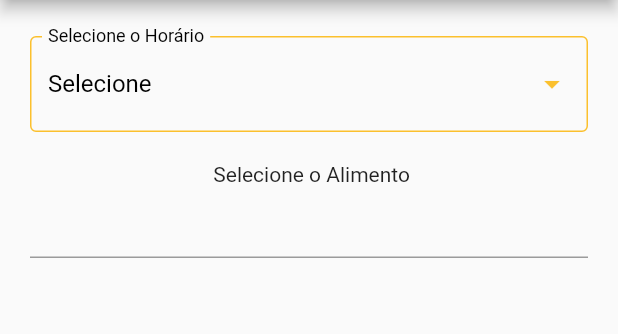
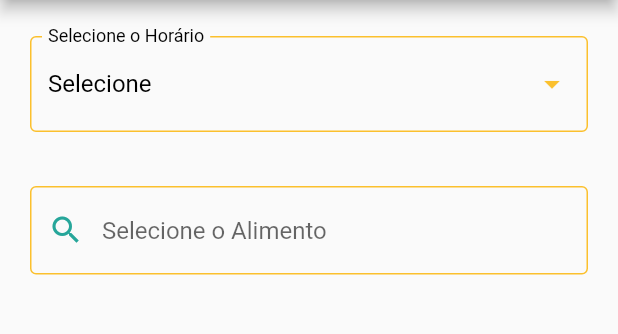
Before and after one commit to Juscimara/app_tcc_diarioeletronico, a Flutter app: the MealsScreen screen opened directly, on a phone screen of 412 x 824 dp, the part 84-418 px from its top. Run offline on Flutter 3.47's test engine with Material 2 defaults, Android fonts, the phone set to English and light mode, and no system bars; our stand-ins replace cloud_firestore, firebase_auth, firebase_core; accounts and stored records are empty; Roboto replaces fonts that are missing (Poppins).

Commit message:
Tela Refeição - Atualizada

```diff
--- a/lib/screens/meals_screen.dart
+++ b/lib/screens/meals_screen.dart
@@ -6,6 +6,7 @@ import 'package:app_tcc_diarioeletronico/models/foodView.dart';
 import 'package:app_tcc_diarioeletronico/models/foods.dart';
 import 'package:app_tcc_diarioeletronico/models/meals.dart';
 import 'package:app_tcc_diarioeletronico/repositorys/foods_repository.dart';
+import 'package:app_tcc_diarioeletronico/screens/home_screen.dart';
 import 'package:app_tcc_diarioeletronico/services/firestore_service.dart';
 import 'package:flutter/material.dart';
 import 'package:intl/intl.dart';
@@ -24,7 +25,7 @@ class _RefeicaoState extends State<MealsScreen> {
   bool show = false;
   TextEditingController dropdownValue = TextEditingController();
   TextEditingController qtdController = TextEditingController(text: '1');
-  TextEditingValue textEditingValue = new TextEditingValue();
+  TextEditingController textEditingValue = new TextEditingController();
 
   static final DateTime now = DateTime.now();
   static final DateFormat formatter = DateFormat('dd/MM/yyyy');
@@ -59,7 +60,7 @@ class _RefeicaoState extends State<MealsScreen> {
               text: "Selecione o Horário",
               controller: dropdownValue,
             ),
-            Text("\n Selecione o Alimento"),
+            Text("\n"),
             Autocomplete<String>(
               optionsBuilder: (textEditingValue) {
                 if (textEditingValue.text == '') {
@@ -75,6 +76,31 @@ class _RefeicaoState extends State<MealsScreen> {
                   show = true;
                   foodSelected = selection;
                 });
+              },
+              fieldViewBuilder:
+                  (context, controller, focusNode, onEditingComplete) {
+                this.textEditingValue = controller;
+                return TextField(
+                  controller: controller,
+                  focusNode: focusNode,
+                  onEditingComplete: onEditingComplete,
+                  decoration: InputDecoration(
+                    border: OutlineInputBorder(
+                      borderRadius: BorderRadius.circular(4),
+                      borderSide: BorderSide(color: Colors.yellow[700]),
+                    ),
+                    focusedBorder: OutlineInputBorder(
+                      borderRadius: BorderRadius.circular(4),
+                      borderSide: BorderSide(color: Colors.yellow[700]),
+                    ),
+                    enabledBorder: OutlineInputBorder(
+                      borderRadius: BorderRadius.circular(4),
+                      borderSide: BorderSide(color: Colors.yellow[700]),
+                    ),
+                    hintText: "Selecione o Alimento",
+                    prefixIcon: Icon(Icons.search, color: Color(0xFF26A69A)),
+                  ),
+                );
               },
             ),
             Text("\n"),
@@ -213,8 +239,11 @@ class _RefeicaoState extends State<MealsScreen> {
                                 horario: dropdownValue.text,
                                 dataAtual: dataFormatter);
                             FirestoreService().saveMeals(r);
-                            //textEditingValue = ' ';
-                            //qtdController.text = '1';
+                            Navigator.push(
+                              context,
+                              MaterialPageRoute(
+                                  builder: (context) => HomeScreen()),
+                            );
                           }),
                     ]),
                   )
```
Also changed, not shown: lib/screens/home_screen.dart (+6 -3 lines).
